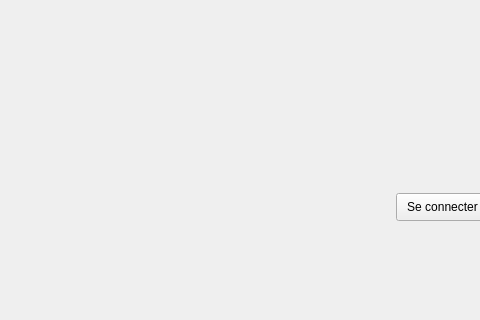
First picture: the form in Wifibot/mainwindow.ui, repository Luckiris/WifiBot, before the edit; both pictures show x 194 to 674 and y 313 to 633 of the 1261 by 633 pixel window.
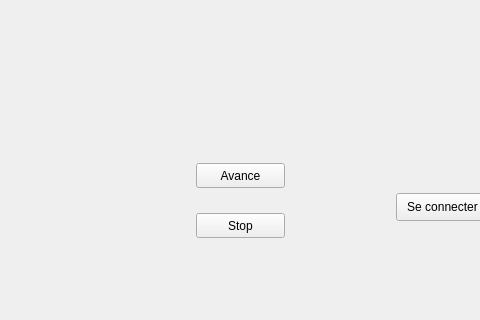
Second picture: the form after the edit.

Patch:
```diff
--- a/Wifibot/mainwindow.ui
+++ b/Wifibot/mainwindow.ui
@@ -27,6 +27,32 @@
      <string>Se connecter</string>
     </property>
    </widget>
+   <widget class="QPushButton" name="pushButton">
+    <property name="geometry">
+     <rect>
+      <x>390</x>
+      <y>440</y>
+      <width>89</width>
+      <height>25</height>
+     </rect>
+    </property>
+    <property name="text">
+     <string>Avance</string>
+    </property>
+   </widget>
+   <widget class="QPushButton" name="pushButton_2">
+    <property name="geometry">
+     <rect>
+      <x>390</x>
+      <y>490</y>
+      <width>89</width>
+      <height>25</height>
+     </rect>
+    </property>
+    <property name="text">
+     <string>Stop</string>
+    </property>
+   </widget>
   </widget>
   <widget class="QMenuBar" name="menuBar">
    <property name="geometry">
```
